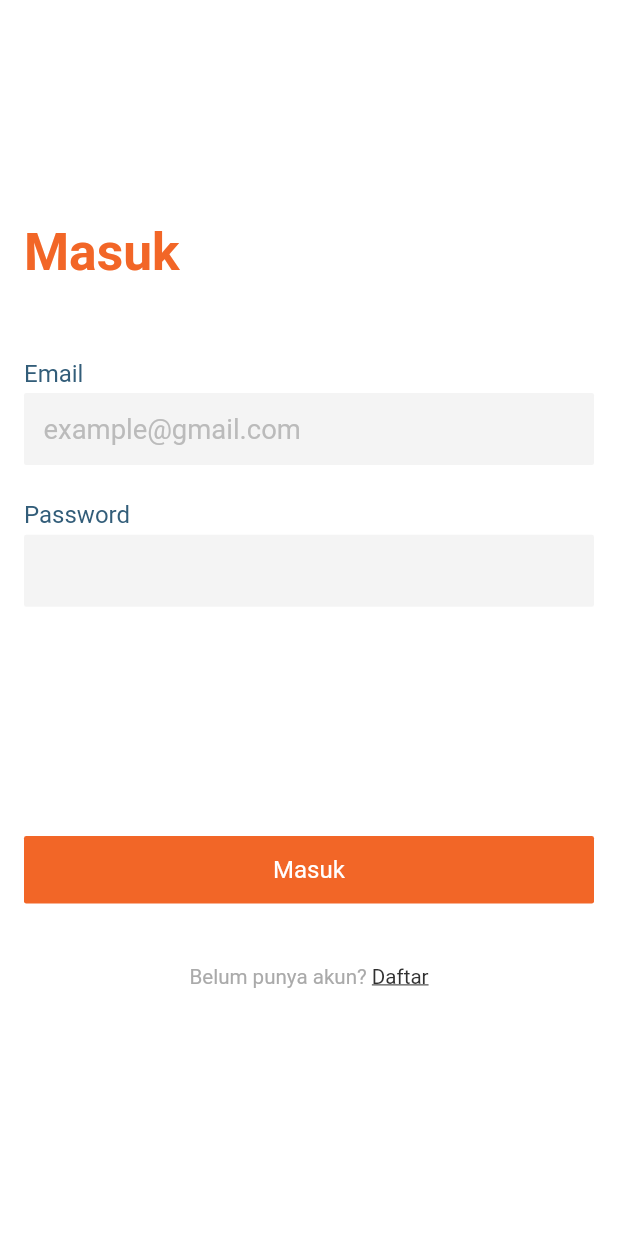
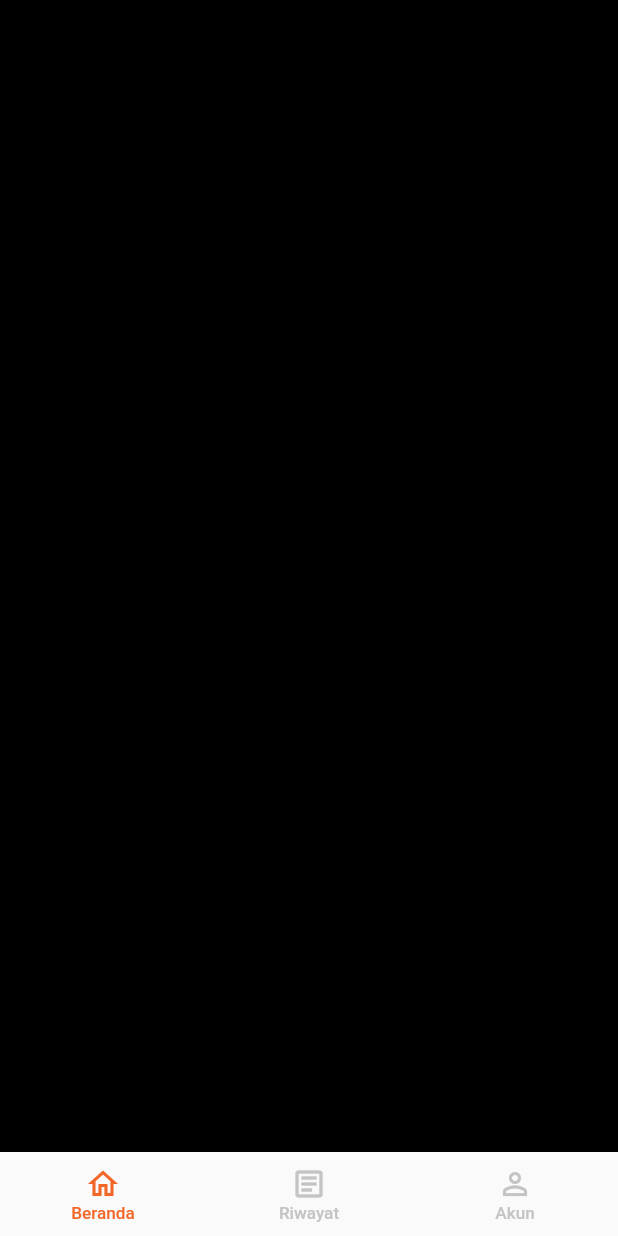
Before and after one commit to rrifafauzikomara/flutter_e_commerce, a Flutter app: the screen it shows after launch, after a tap on "Lewati", after a tap on "Selesai", after a tap on "Masuk", on a phone screen of 412 x 824 dp. Run offline on Flutter 3.47's test engine with Material 2 defaults, Android fonts, the phone set to English and light mode, and no system bars; our stand-ins replace bloc, dartz, dio, equatable, flutter_bloc, flutter_screenutil and 4 more.

Commit message:
feat: add home bottom navigation

```diff
--- a/features/auth/lib/presentation/ui/sign_in_screen.dart
+++ b/features/auth/lib/presentation/ui/sign_in_screen.dart
@@ -49,7 +49,7 @@ class SignInScreen extends StatelessWidget {
           ),
           CustomButton(
             buttonText: "Masuk",
-            onTap: () {},
+            onTap: () => _authRouter.navigateToHome(),
           ),
           SizedBox(
             height: 34.h,
--- /dev/null
+++ b/features/home_page/lib/presentation/bloc/home_cubit.dart
@@ -0,0 +1,13 @@
+import 'package:common/utils/state/view_data_state.dart';
+import 'package:flutter_bloc/flutter_bloc.dart';
+import 'package:home_page/presentation/bloc/home_state.dart';
+
+class HomeCubit extends Cubit<HomeState> {
+  HomeCubit() : super(HomeState(homeState: ViewData.loaded(data: 0)));
+
+  void changeTab({required int tabIndex}) => emit(
+        HomeState(
+          homeState: ViewData.loaded(data: tabIndex),
+        ),
+      );
+}
--- /dev/null
+++ b/features/home_page/lib/presentation/bloc/home_state.dart
@@ -0,0 +1,21 @@
+import 'package:common/utils/state/view_data_state.dart';
+import 'package:dependencies/equatable/equatable.dart';
+
+class HomeState extends Equatable {
+  final ViewData<int> homeState;
+
+  const HomeState({
+    required this.homeState,
+  });
+
+  HomeState copyWith({
+    ViewData<int>? homeState,
+  }) {
+    return HomeState(
+      homeState: homeState ?? this.homeState,
+    );
+  }
+
+  @override
+  List<Object?> get props => [homeState];
+}
--- a/features/home_page/lib/presentation/ui/home_screen.dart
+++ b/features/home_page/lib/presentation/ui/home_screen.dart
@@ -0,0 +1,84 @@
+import 'package:dependencies/bloc/bloc.dart';
+import 'package:dependencies/flutter_screenutil/flutter_screenutil.dart';
+import 'package:flutter/material.dart';
+import 'package:home_page/presentation/bloc/home_cubit.dart';
+import 'package:home_page/presentation/bloc/home_state.dart';
+import 'package:resources/colors.gen.dart';
+
+class HomeScreen extends StatelessWidget {
+  const HomeScreen({Key? key}) : super(key: key);
+
+  @override
+  Widget build(BuildContext context) {
+    return BlocBuilder<HomeCubit, HomeState>(
+      builder: (context, state) {
+        return Scaffold(
+          body: SizedBox(
+            width: MediaQuery.of(context).size.width,
+            height: MediaQuery.of(context).size.height,
+            child: IndexedStack(
+              index: context.read<HomeCubit>().state.homeState.data,
+              children: [
+                Container(
+                  color: Colors.black,
+                ),
+                Container(
+                  color: Colors.blue,
+                ),
+                Container(
+                  color: Colors.red,
+                ),
+              ],
+            ),
+          ),
+          bottomNavigationBar: Container(
+            decoration: const BoxDecoration(
+              boxShadow: [
+                BoxShadow(
+                  color: Colors.black38,
+                  spreadRadius: 0,
+                  blurRadius: 10,
+                ),
+              ],
+            ),
+            child: BottomNavigationBar(
+              showUnselectedLabels: true,
+              showSelectedLabels: true,
+              onTap: (value) {
+                context.read<HomeCubit>().changeTab(tabIndex: value);
+              },
+              currentIndex: context.read<HomeCubit>().state.homeState.data ?? 0,
+              type: BottomNavigationBarType.fixed,
+              selectedItemColor: ColorName.orange,
+              unselectedItemColor: ColorName.iconGrey,
+              selectedLabelStyle: TextStyle(
+                fontWeight: FontWeight.w500,
+                fontSize: 10.sp,
+                color: ColorName.orange,
+              ),
+              unselectedLabelStyle: TextStyle(
+                fontWeight: FontWeight.w500,
+                fontSize: 10.sp,
+                color: ColorName.iconGrey,
+              ),
+              items: const <BottomNavigationBarItem>[
+                BottomNavigationBarItem(
+                  icon: Icon(Icons.home_outlined),
+                  label: "Beranda",
+                ),
+                BottomNavigationBarItem(
+                  icon: Icon(Icons.article_outlined),
+                  label: "Riwayat",
+                ),
+                BottomNavigationBarItem(
+                  icon: Icon(Icons.person_outline_outlined),
+                  label: "Akun",
+                ),
+              ],
+            ),
+          ),
+        );
+      },
+    );
+  }
+}
--- a/lib/main.dart
+++ b/lib/main.dart
@@ -4,6 +4,8 @@ import 'package:common/utils/navigation/navigation_helper.dart';
 import 'package:dependencies/bloc/bloc.dart';
 import 'package:flutter/material.dart';
 import 'package:dependencies/flutter_screenutil/flutter_screenutil.dart';
+import 'package:home_page/presentation/bloc/home_cubit.dart';
+import 'package:home_page/presentation/ui/home_screen.dart';
 import 'package:onboarding/presentation/bloc/splash_bloc/splash_cubit.dart';
 import 'package:onboarding/presentation/ui/on_boarding_screen.dart';
 import 'package:onboarding/presentation/ui/splash_screen.dart';
@@ -43,6 +45,13 @@ class MyApp extends StatelessWidget {
               return MaterialPageRoute(builder: (_) => SignInScreen());
             case AppRoutes.signUp:
               return MaterialPageRoute(builder: (_) => SignUpScreen());
+            case AppRoutes.home:
+              return MaterialPageRoute(
+                builder: (_) => BlocProvider<HomeCubit>(
+                  create: (_) => HomeCubit(),
+                  child: const HomeScreen(),
+                ),
+              );
             default:
               return MaterialPageRoute(builder: (_) => SplashScreen());
           }
--- a/resources/resources/lib/colors.gen.dart
+++ b/resources/resources/lib/colors.gen.dart
@@ -10,6 +10,9 @@ import 'package:flutter/material.dart';
 
 class ColorName {
   ColorName._();
+
+  /// Color: #C4C4C4
+  static const Color iconGrey = Color(0xFFC4C4C4);
 
   /// Color: #F9A26C
   static const Color lightOrange = Color(0xFFF9A26C);
--- a/shared_libraries/common/lib/utils/navigation/router/app_routes.dart
+++ b/shared_libraries/common/lib/utils/navigation/router/app_routes.dart
@@ -3,4 +3,5 @@ class AppRoutes{
   static const String onboarding = "/onboarding";
   static const String signUp = "/signUp";
   static const String signIn = "/signIn";
+  static const String home = "/home";
 }
--- a/shared_libraries/common/lib/utils/navigation/router/auth_router.dart
+++ b/shared_libraries/common/lib/utils/navigation/router/auth_router.dart
@@ -7,6 +7,8 @@ abstract class AuthRouter {
   void navigateToSignUp();
 
   void goBack();
+
+  void navigateToHome();
 }
 
 class AuthRouterImpl implements AuthRouter {
@@ -25,4 +27,8 @@ class AuthRouterImpl implements AuthRouter {
 
   @override
   void goBack() => navigationHelper.pop();
+
+  @override
+  void navigateToHome() =>
+      navigationHelper.pushReplacementNamed(AppRoutes.home);
 }
```
Also changed, not shown: features/home_page/pubspec.yaml (+9 -0 lines), 1 other file.
